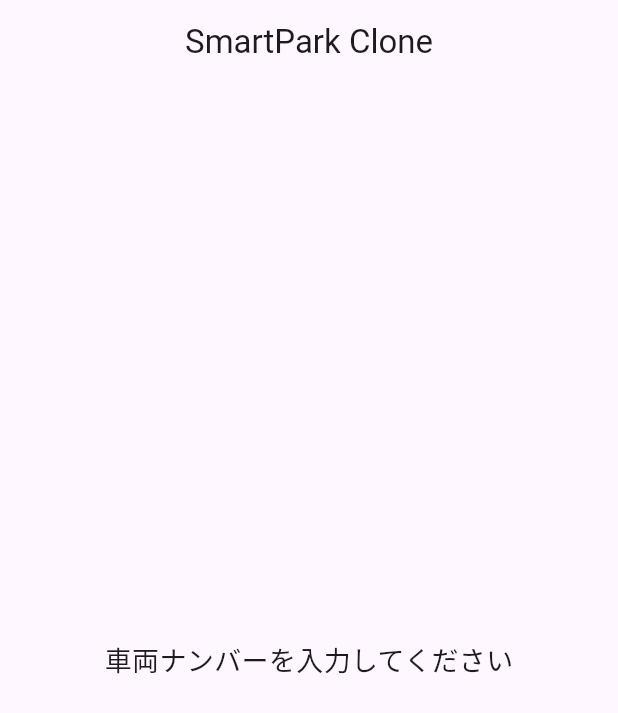
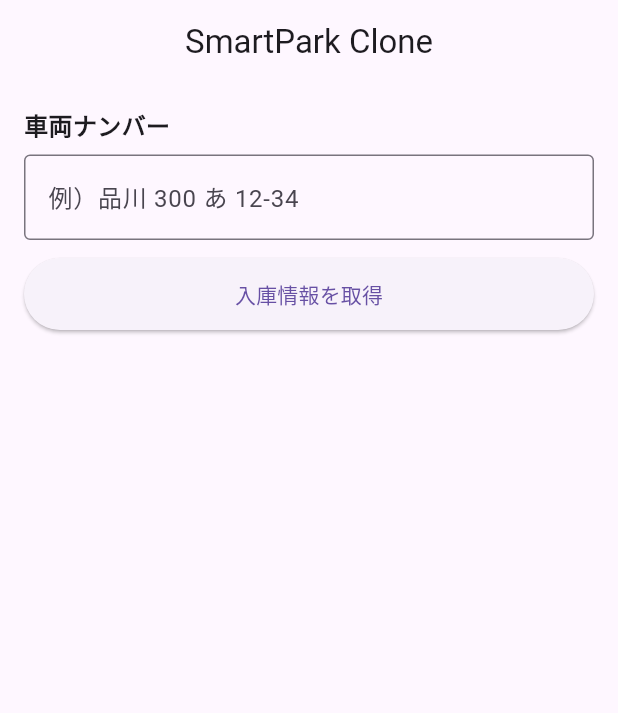
Before and after one commit to kenbo1513/smartpark_flutter, a Flutter app: the screen it shows after launch, on a phone screen of 412 x 824 dp. Shown: the top 713 px of the screen. Run offline on Flutter 3.47's test engine with Material 3 defaults, Android fonts, the phone set to English and light mode, and no system bars.

Commit message:
add plate input and dummy search result

```diff
--- a/app/lib/main.dart
+++ b/app/lib/main.dart
@@ -16,8 +16,36 @@ class SmartParkApp extends StatelessWidget {
   }
 }
 
-class SmartParkHome extends StatelessWidget {
+class SmartParkHome extends StatefulWidget {
   const SmartParkHome({super.key});
+
+  @override
+  State<SmartParkHome> createState() => _SmartParkHomeState();
+}
+
+class _SmartParkHomeState extends State<SmartParkHome> {
+  final _plateController = TextEditingController();
+  String? _resultText;
+
+  @override
+  void dispose() {
+    _plateController.dispose();
+    super.dispose();
+  }
+
+  void _searchParking() {
+    final plate = _plateController.text.trim();
+
+    if (plate.isEmpty) {
+      setState(() => _resultText = "車両ナンバーを入力してください");
+      return;
+    }
+
+    // いまはダミー（後でAPIに置き換える）
+    setState(() {
+      _resultText = "車両ナンバー：$plate\n入庫時刻：12:40\n現在料金：¥800";
+    });
+  }
 
   @override
   Widget build(BuildContext context) {
@@ -26,10 +54,47 @@ class SmartParkHome extends StatelessWidget {
         title: const Text("SmartPark Clone"),
         centerTitle: true,
       ),
-      body: const Center(
-        child: Text(
-          "車両ナンバーを入力してください",
-          style: TextStyle(fontSize: 18),
+      body: Padding(
+        padding: const EdgeInsets.all(16),
+        child: Column(
+          crossAxisAlignment: CrossAxisAlignment.stretch,
+          children: [
+            const Text(
+              "車両ナンバー",
+              style: TextStyle(fontSize: 16, fontWeight: FontWeight.bold),
+            ),
+            const SizedBox(height: 8),
+            TextField(
+              controller: _plateController,
+              textInputAction: TextInputAction.search,
+              onSubmitted: (_) => _searchParking(),
+              decoration: const InputDecoration(
+                hintText: "例）品川 300 あ 12-34",
+                border: OutlineInputBorder(),
+              ),
+            ),
+            const SizedBox(height: 12),
+            SizedBox(
+              height: 48,
+              child: ElevatedButton(
+                onPressed: _searchParking,
+                child: const Text("入庫情報を取得"),
+              ),
+            ),
+            const SizedBox(height: 16),
+            if (_resultText != null)
+              Container(
+                padding: const EdgeInsets.all(16),
+                decoration: BoxDecoration(
+                  border: Border.all(color: Colors.black12),
+                  borderRadius: BorderRadius.circular(12),
+                ),
+                child: Text(
+                  _resultText!,
+                  style: const TextStyle(fontSize: 16),
+                ),
+              ),
+          ],
         ),
       ),
     );
```
